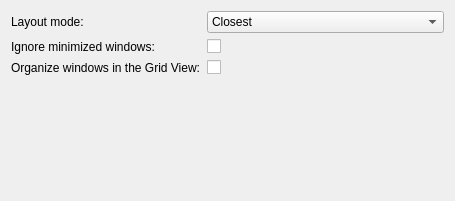
Above: src/plugins/overview/kcm/overvieweffectkcm.ui from KDE/kwin before the change. Below: the same form after it.
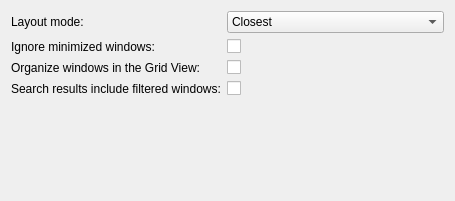
That is the form after the change. Custom widgets are drawn as their Qt base class.

Commit message:
plugins/overview: Make Window Filtering Optional
This commit makes window filtering optional by providing a checkbox
in Desktop Effects > Overview > Overview Configuration KCM. The
referenced bug report describes a bunch of the reasons why people
wanted this option.

FIXED-IN: 6.0

```diff
--- a/src/plugins/overview/kcm/overvieweffectkcm.ui
+++ b/src/plugins/overview/kcm/overvieweffectkcm.ui
@@ -65,7 +65,21 @@
      </property>
     </widget>
    </item>
-   <item row="3" column="0" colspan="2">
+   <item row="3" column="0">
+    <widget class="QLabel" name="label_FilterWindows">
+     <property name="text">
+      <string>Search results include filtered windows:</string>
+     </property>
+    </widget>
+   </item>
+   <item row="3" column="1">
+    <widget class="QCheckBox" name="kcfg_FilterWindows">
+     <property name="text">
+      <string/>
+     </property>
+    </widget>
+   </item>
+   <item row="4" column="0" colspan="2">
     <widget class="KShortcutsEditor" name="shortcutsEditor">
      <property name="sizePolicy">
       <sizepolicy hsizetype="Preferred" vsizetype="Preferred">
```
The commit also changes 4 other files.
